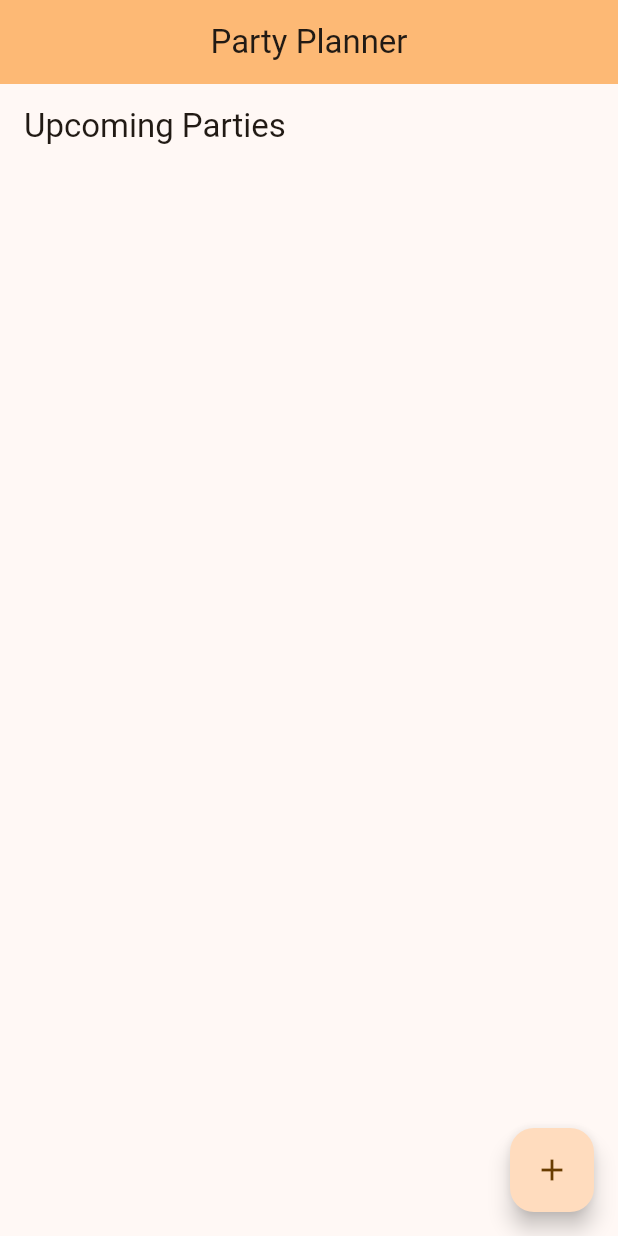
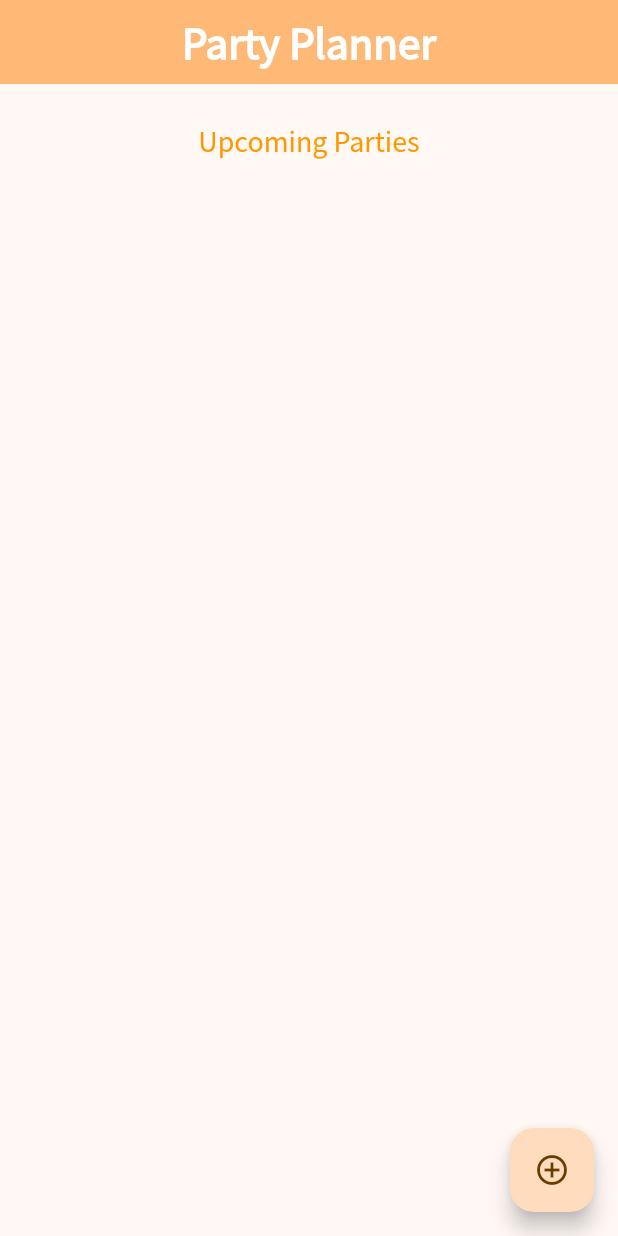
Before and after one commit to andreea-cazac/party_planner, a Flutter app: the screen it shows after launch, on a phone screen of 412 x 824 dp. Run offline on Flutter 3.47's test engine with Material 3 defaults, Android fonts, the phone set to English and light mode, and no system bars; our stand-ins replace flutter_contacts; missing offline and left inert: flutter_email_sender.

Commit message:
Requirement: native styling (native navigation, native icons, fonts, navigation bar)
fixed some bugs

```diff
--- a/lib/config/constants.dart
+++ b/lib/config/constants.dart
@@ -1,4 +1,15 @@
+import 'dart:io' show Platform;
 import 'package:flutter/material.dart';
+
+// Select the font based on the current platform.
+final String defaultFontFamily = Platform.isIOS ? 'iOSFont' : 'AndroidFont';
 
 const String appTitle = 'Party Planner';
 final ColorScheme colorScheme = ColorScheme.fromSeed(seedColor: Colors.orange);
+
+//global ThemeData that uses the platform-specific font.
+final ThemeData appTheme = ThemeData(
+  colorScheme: colorScheme,
+  fontFamily: defaultFontFamily,
+  // You can add additional styling here if needed.
+);
--- /dev/null
+++ b/lib/config/native_components.dart
@@ -0,0 +1,40 @@
+import 'dart:io' show Platform;
+import 'package:flutter/cupertino.dart';
+import 'package:flutter/material.dart';
+
+import 'constants.dart';
+
+/// Returns a native navigation bar based on the current platform.
+PreferredSizeWidget buildNativeNavigationBar({required String title}) {
+  if (Platform.isIOS) {
+    return CupertinoNavigationBar(
+      middle: Text(
+        title,
+        style: TextStyle(
+          fontSize: 25, // Increase font size as needed
+          color: colorScheme.onPrimary,
+        ),
+      ),
+      backgroundColor: colorScheme.inversePrimary,
+    );
+  } else {
+    return AppBar(
+      title: Text(
+        title,
+        style: TextStyle(
+          fontSize: 30, // Adjust font size for Android
+          fontWeight: FontWeight.bold,
+          color: colorScheme.onPrimary,
+        ),
+      ),
+      backgroundColor: colorScheme.inversePrimary,
+      centerTitle: true,
+    );
+  }
+}
+
+/// Returns a native icon.
+/// You can provide the Material icon and the Cupertino icon.
+IconData getNativeIcon({required IconData materialIcon, required IconData cupertinoIcon}) {
+  return Platform.isIOS ? cupertinoIcon : materialIcon;
+}
--- a/lib/main.dart
+++ b/lib/main.dart
@@ -2,9 +2,11 @@ import 'package:flutter/material.dart';
 import 'package:party_planner/core/services/email_sender_service.dart';
 import 'package:provider/provider.dart';
 import 'config/constants.dart';
+import 'config/native_components.dart';
 import 'presentation/screens/home_screen.dart';
 import 'providers/party_provider.dart';
 import 'data/repositories/party_repository.dart';
+import 'dart:io' show Platform;
 
 void main() {
   runApp(
@@ -12,7 +14,6 @@ void main() {
     //MultiProvider is used to set up state management.
     MultiProvider(
       providers: [
-
         //ChangeNotifierProvider creates and provides the PartyProvider instance to the entire app.
         ChangeNotifierProvider(create: (context) => PartyProvider(PartyRepository(), EmailSenderService())),
       ],
@@ -25,36 +26,27 @@ class MyApp extends StatelessWidget {
   //avoid unnecessary rebuilds
   const MyApp({super.key});
 
-  //MaterialApp is the root, provides global settings
   @override
   Widget build(BuildContext context) {
     return MaterialApp(
       title: appTitle,
       debugShowCheckedModeBanner: false,
-      theme: ThemeData(
-        colorScheme: colorScheme,
-      ),
+      theme: appTheme,
       home: const MyHomePage(title: appTitle), //home is for navigation
     );
   }
 }
 
 class MyHomePage extends StatelessWidget {
-  //avoid unnecessary rebuilds
   const MyHomePage({super.key, required this.title});
-
   final String title;
 
   //Scaffold is the layout structure for single pages
   @override
   Widget build(BuildContext context) {
     return Scaffold(
-      appBar: AppBar(
-        backgroundColor: colorScheme.inversePrimary,
-        title: Text(title),
-        centerTitle: true, // Center the title for Android
-      ),
-      body: HomeScreen(), // body is for UI content
+      appBar: buildNativeNavigationBar(title: title),
+      body: const HomeScreen(),
     );
   }
 }
--- a/lib/presentation/screens/home_screen.dart
+++ b/lib/presentation/screens/home_screen.dart
@@ -1,9 +1,12 @@
+import 'package:flutter/cupertino.dart';
 import 'package:flutter/material.dart';
 import 'package:party_planner/presentation/screens/party_screen.dart';
 import 'package:provider/provider.dart';
+import '../../config/native_components.dart';
 import '../../core/utils/invitation_utils.dart';
 import '../../data/models/party_model.dart';
 import '../../providers/party_provider.dart';
+import '../../routes/app_router.dart';
 import '../widgets/party_card.dart';
 
 class HomeScreen extends StatefulWidget {
@@ -22,7 +25,20 @@ class HomeScreenState extends State<HomeScreen> {
     final partyProvider = Provider.of<PartyProvider>(context);
 
     return Scaffold(
-      appBar: AppBar(title: const Text('Upcoming Parties')),
+      appBar: AppBar(
+        title: Padding(
+          padding: const EdgeInsets.only(top: 20.0),
+          child: const Text(
+            'Upcoming Parties',
+            style: TextStyle(
+              color: Colors.orange, // Title color set to orange.
+              fontSize: 20,          // Android-specific font size.
+            ),
+          ),
+        ),
+        centerTitle: true, // Centers the title on Android.
+        backgroundColor: Theme.of(context).appBarTheme.backgroundColor,
+      ),
       body: ListView.builder(
         itemCount: partyProvider.parties.length,
         itemBuilder: (context, index) {
@@ -30,10 +46,7 @@ class HomeScreenState extends State<HomeScreen> {
           return PartyCard(
             party: party,
             onTap: () {
-              Navigator.push(
-                context,
-                MaterialPageRoute(builder: (context) => PartyScreen(party: party)),
-              );
+              Navigator.of(context).push(createRoute(PartyScreen(party: party)));
             },
             onInvitePressed: party.guests.isEmpty
                 ? null
@@ -45,12 +58,12 @@ class HomeScreenState extends State<HomeScreen> {
       ),
       floatingActionButton: FloatingActionButton(
         onPressed: () {
-          Navigator.push(
-            context, //it tells flutter where in the widget tree we are
-            MaterialPageRoute(builder: (context) => const PartyScreen()), //new page slide effect (navigation animation)
-          );
+          Navigator.of(context).push(createRoute(PartyScreen()));
         },
-        child: const Icon(Icons.add),
+        child: Icon(getNativeIcon(
+          materialIcon: Icons.add_circle_outline,
+          cupertinoIcon: CupertinoIcons.add,
+        )),
       ),
     );
   }
@@ -61,7 +74,7 @@ class HomeScreenState extends State<HomeScreen> {
 
     // Cast each returned list to List<String>.
     final List<String> invited = List<String>.from(result["invited"] ?? []);
-    final List<String> updated = List<String>.from(result["updated"] ?? []);
+    final List<String>? updated = result["updated"];
     final List<String> missing = List<String>.from(result["missing"] ?? []);
 
     // Build the status message using our helper.
--- a/lib/presentation/screens/party_screen.dart
+++ b/lib/presentation/screens/party_screen.dart
@@ -36,7 +36,7 @@ class PartyScreenState extends State<PartyScreen> {
   }
 
   void _saveParty(BuildContext context) {
-    if (_nameController.text.isEmpty || _descriptionController.text.isEmpty || _selectedDate == null || _selectedTime == null) {
+    if (_nameController.text.isEmpty || _descriptionController.text.isEmpty || _selectedDate == null || _selectedTime == null || _selectedGuests.isEmpty) {
       ScaffoldMessenger.of(context).showSnackBar(
         SnackBar(
           content: const Text('Please fill in all fields before saving.'),
--- a/lib/providers/party_provider.dart
+++ b/lib/providers/party_provider.dart
@@ -36,13 +36,13 @@ class PartyProvider with ChangeNotifier {
 
   void upsertParty(Party party) {
     _upsertPartyUseCase.execute(party);
-    //_repository.saveParties(_parties);
     notifyListeners();
   }
 
-  Future<Map<String, List<String>>> inviteGuests(Party party) async {
+  Future<Map<String, List<String>?>> inviteGuests(Party party) async {
     Party? oldParty = _lastInvitedParties[party.id];
     final result = await _inviteGuestsUseCase.execute(newParty: party, oldParty: oldParty);
+
     // For both new invites and update emails, update the stored state.
     if ((result["invited"] != null && result["invited"]!.isNotEmpty) ||
         (result["updated"] != null && result["updated"]!.isNotEmpty)) {
```
Also changed, not shown: lib/core/services/contacts_service.dart (+0 -25 lines), lib/core/utils/invitation_utils.dart (+33 -19 lines), lib/domain/use_cases/invite_guests_use_case.dart (+44 -50 lines), lib/presentation/widgets/party_card.dart (+6 -1 lines), lib/routes/app_router.dart (added, +9 -0 lines), pubspec.yaml (+7 -0 lines), assets/fonts/OpenSans-VariableFont_wdth,wght.ttf (added), assets/fonts/SourceSansPro-Regular.otf (added), 1 other file.
